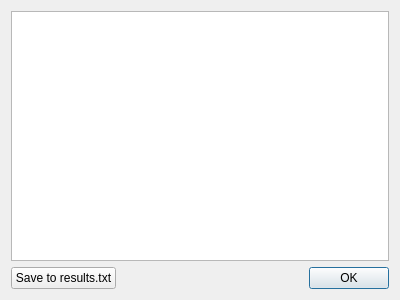
Old version of the form Toolkit/Dreamcaster/results_dialog.ui in the repository 3dct/open_iA.
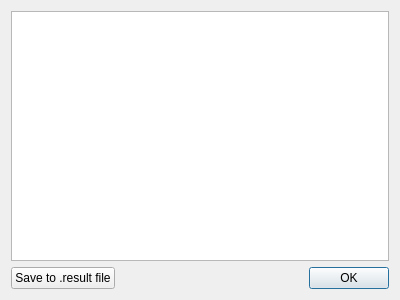
New version of the form.

```diff
--- a/Toolkit/Dreamcaster/results_dialog.ui
+++ b/Toolkit/Dreamcaster/results_dialog.ui
@@ -22,7 +22,7 @@
      <item>
       <widget class="QPushButton" name="pb_Save">
        <property name="text">
-        <string>Save to results.txt</string>
+        <string>Save to .result file</string>
        </property>
       </widget>
      </item>
```
